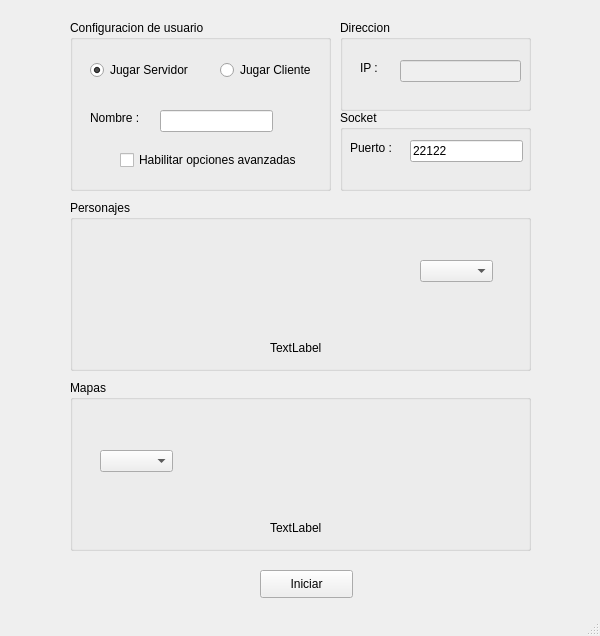
AdrianN17/Eclipso, file launcher/launcher.ui: the form before one commit.
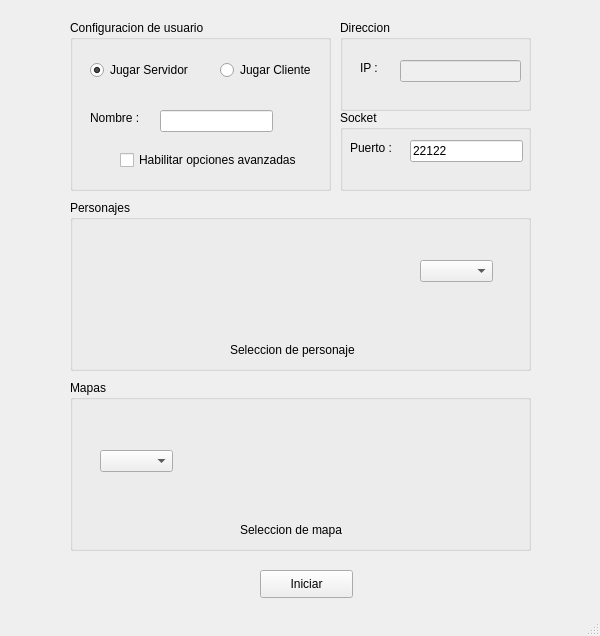
The form after the commit.

Commit message:
Mejora de launcher
Validacion de IP
Validacion de Puerto

```diff
--- a/launcher/launcher.ui
+++ b/launcher/launcher.ui
@@ -133,14 +133,14 @@
     <widget class="QLabel" name="lb_personaje">
      <property name="geometry">
       <rect>
-       <x>200</x>
+       <x>160</x>
        <y>140</y>
-       <width>55</width>
-       <height>16</height>
+       <width>141</width>
+       <height>20</height>
       </rect>
      </property>
      <property name="text">
-      <string>TextLabel</string>
+      <string>Seleccion de personaje</string>
      </property>
     </widget>
     <widget class="QComboBox" name="combo_personaje">
@@ -182,14 +182,14 @@
     <widget class="QLabel" name="lb_mapa">
      <property name="geometry">
       <rect>
-       <x>200</x>
+       <x>170</x>
        <y>140</y>
-       <width>55</width>
-       <height>16</height>
+       <width>111</width>
+       <height>20</height>
       </rect>
      </property>
      <property name="text">
-      <string>TextLabel</string>
+      <string>Seleccion de mapa</string>
      </property>
     </widget>
     <widget class="QComboBox" name="combo_mapa">
```
The commit also changes 18 other files.
